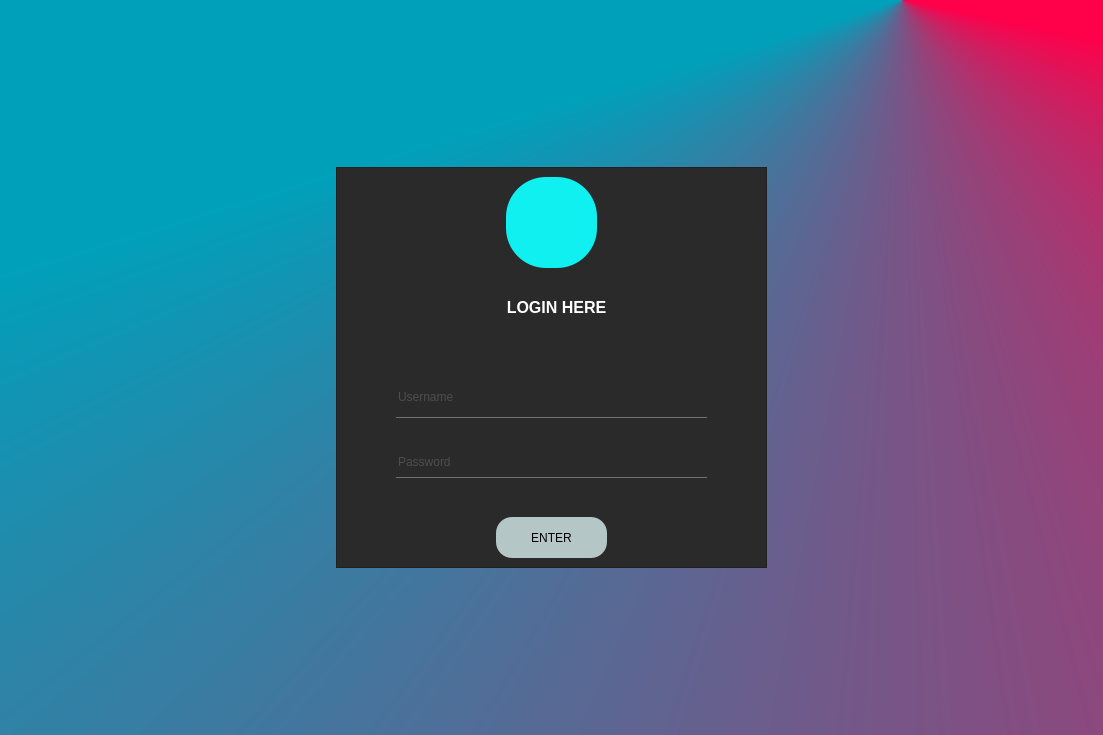
This is Ui/Login.ui in StaticCoders/MINI-proj-dbms as Qt 5 draws it before an edit. The edited form follows.
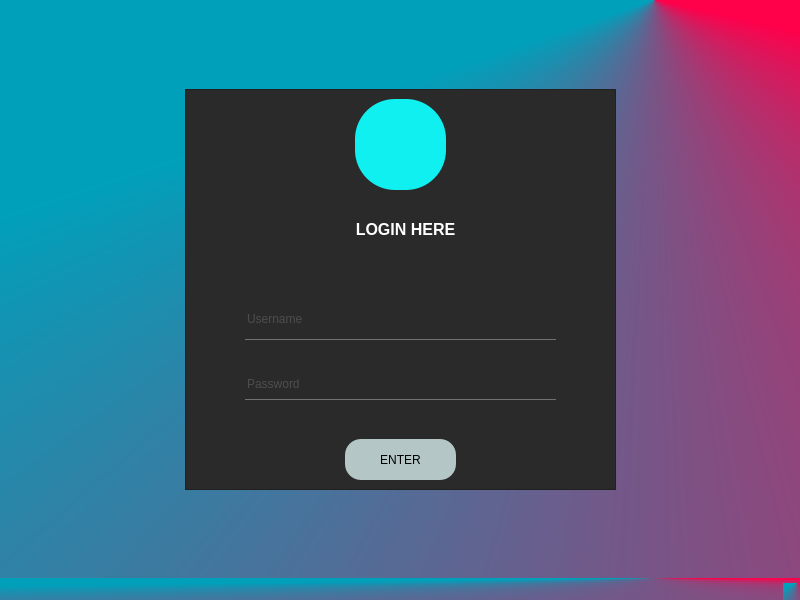
This is the edited form. Icons and pictures are not drawn.

Commit message: Login Page integrated.

Patch:
```diff
--- a/Ui/Login.ui
+++ b/Ui/Login.ui
@@ -1,13 +1,13 @@
 <?xml version="1.0" encoding="UTF-8"?>
 <ui version="4.0">
  <class>LoginPage</class>
- <widget class="QDialog" name="LoginPage">
+ <widget class="QMainWindow" name="LoginPage">
   <property name="geometry">
    <rect>
     <x>0</x>
     <y>0</y>
-    <width>1103</width>
-    <height>735</height>
+    <width>800</width>
+    <height>600</height>
    </rect>
   </property>
   <property name="windowTitle">
@@ -16,12 +16,22 @@
   <property name="styleSheet">
    <string notr="true">background-color: qconicalgradient(cx:0.818, cy:0, angle:0, stop:0.568182 rgba(0, 160, 187, 255), stop:0.954545 rgba(255, 0, 75, 255));</string>
   </property>
-  <property name="sizeGripEnabled">
-   <bool>false</bool>
-  </property>
+  <widget class="QWidget" name="centralwidget">
   <layout class="QGridLayout" name="gridLayout">
-   <item row="0" column="0">
+    <item row="1" column="1">
     <widget class="QFrame" name="frame">
+      <property name="sizePolicy">
+       <sizepolicy hsizetype="Fixed" vsizetype="Fixed">
+        <horstretch>0</horstretch>
+        <verstretch>0</verstretch>
+       </sizepolicy>
+      </property>
+      <property name="minimumSize">
+       <size>
+        <width>431</width>
+        <height>401</height>
+       </size>
+      </property>
      <property name="maximumSize">
       <size>
        <width>431</width>
@@ -129,6 +139,9 @@
         <height>31</height>
        </rect>
       </property>
+       <property name="inputMask">
+        <string notr="true" comment="*"/>
+       </property>
       <property name="text">
        <string/>
       </property>
@@ -154,10 +167,72 @@
      </widget>
     </widget>
    </item>
-  </layout>
- </widget>
- <resources>
-  <include location="hi.qrc"/>
- </resources>
+    <item row="1" column="0">
+     <spacer name="horizontalSpacer">
+      <property name="orientation">
+       <enum>Qt::Horizontal</enum>
+      </property>
+      <property name="sizeHint" stdset="0">
+       <size>
+        <width>40</width>
+        <height>20</height>
+       </size>
+      </property>
+     </spacer>
+    </item>
+    <item row="2" column="1">
+     <spacer name="verticalSpacer">
+      <property name="orientation">
+       <enum>Qt::Vertical</enum>
+      </property>
+      <property name="sizeHint" stdset="0">
+       <size>
+        <width>20</width>
+        <height>40</height>
+       </size>
+      </property>
+     </spacer>
+    </item>
+    <item row="0" column="1">
+     <spacer name="verticalSpacer_2">
+      <property name="orientation">
+       <enum>Qt::Vertical</enum>
+      </property>
+      <property name="sizeHint" stdset="0">
+       <size>
+        <width>20</width>
+        <height>40</height>
+       </size>
+      </property>
+     </spacer>
+    </item>
+    <item row="1" column="2">
+     <spacer name="horizontalSpacer_2">
+      <property name="orientation">
+       <enum>Qt::Horizontal</enum>
+      </property>
+      <property name="sizeHint" stdset="0">
+       <size>
+        <width>40</width>
+        <height>20</height>
+       </size>
+      </property>
+     </spacer>
+    </item>
+   </layout>
+  </widget>
+  <widget class="QMenuBar" name="menubar">
+   <property name="geometry">
+    <rect>
+     <x>0</x>
+     <y>0</y>
+     <width>800</width>
+     <height>24</height>
+    </rect>
+   </property>
+  </widget>
+  <widget class="QStatusBar" name="statusbar"/>
+ </widget>
+ <resources/>
  <connections/>
 </ui>
```
Left out of the diff: 10 changed lines with no effect on the pictures. Lines whose indentation alone changed are shown as unchanged. The commit also changes 2 other files.
